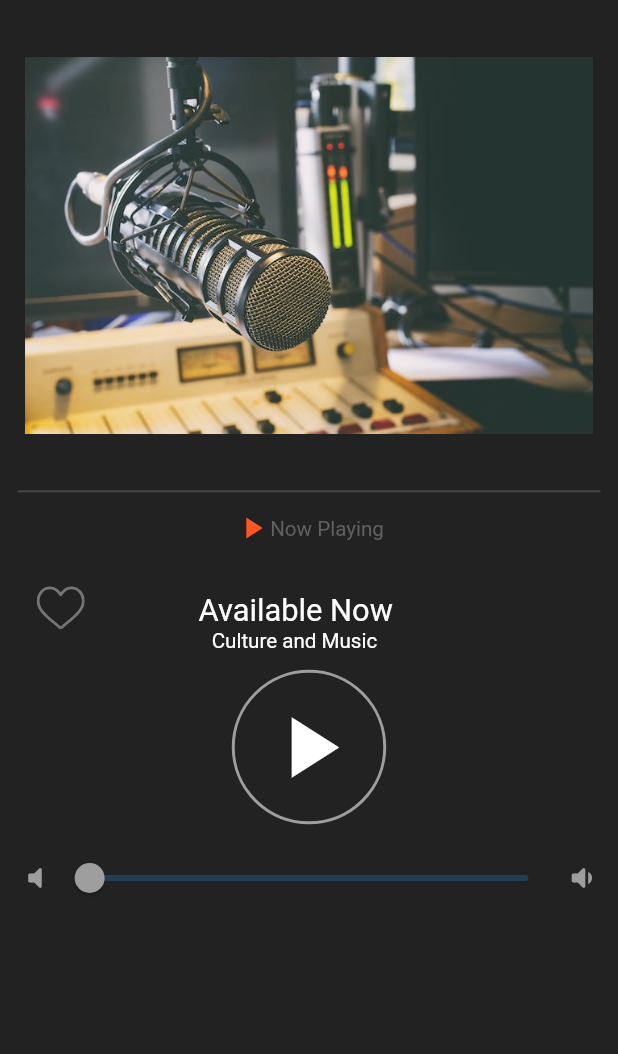
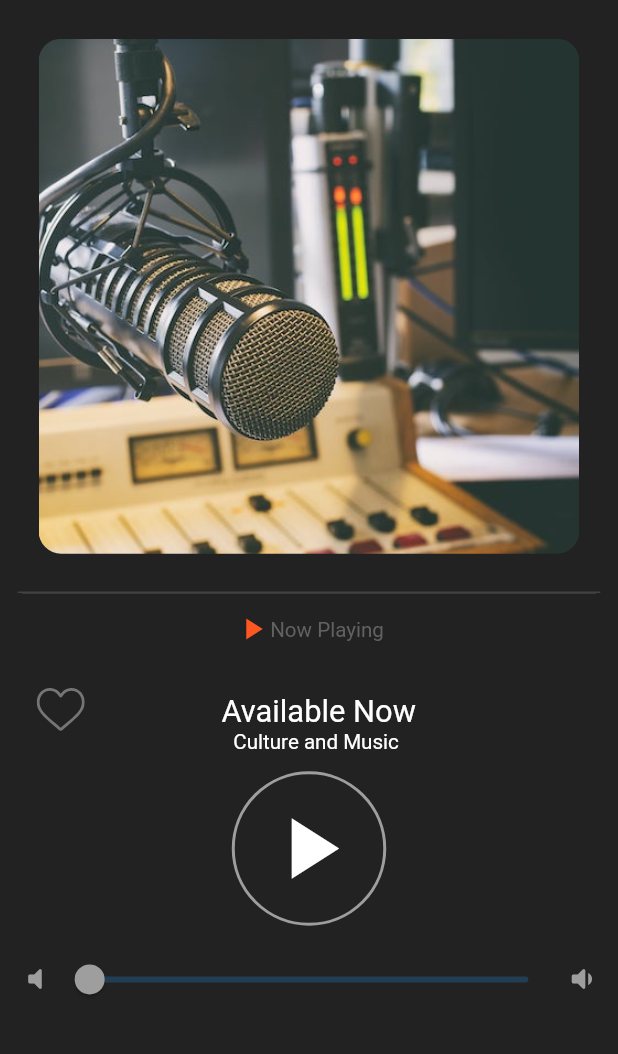
Before and after one commit to afz-amn/raaad_test, a Flutter app: the screen it shows after launch, on a phone screen of 412 x 824 dp, the part 84-1138 px from its top. Run offline on Flutter 3.47's test engine with Material 2 defaults, Android fonts, the phone set to English and light mode, and no system bars; our stand-ins replace flutter_svg, stacked.

Commit message:
first push

```diff
--- a/lib/pages/main_page.dart
+++ b/lib/pages/main_page.dart
@@ -95,10 +95,14 @@ class MainPageState extends State<MainPage>
       body: Column(
         children: [
           Container(
-            margin: EdgeInsets.all(standardSize(context)),
-            height: fullHeight(context) / 2.8,
+            margin: EdgeInsets.all(xlargeSize(context)),
+            height: fullHeight(context) / 2.4,
             width: fullWidth(context),
-            child: Image.asset(FirstPhoto),
+            decoration: BoxDecoration(
+            borderRadius: BorderRadius.circular(15),
+            image: DecorationImage(image: AssetImage(FirstPhoto),
+            fit: BoxFit.cover)
+            ),
           ),
           Container(
             margin: EdgeInsets.symmetric(horizontal: smallSize(context)),
@@ -109,7 +113,7 @@ class MainPageState extends State<MainPage>
             ),
           ),
           Container(
-            margin: EdgeInsets.symmetric(horizontal: smallSize(context)),
+            margin: EdgeInsets.symmetric(horizontal: mediumSize(context)),
             child: Divider(
               color: Colors.grey.shade800,
               thickness: 1,
@@ -155,13 +159,13 @@ class MainPageState extends State<MainPage>
                             color: Colors.white),
                       ),
                       Text(
-                        "           Available Now",
+                        "              Available Now",
                         style: TextStyle(
                             fontSize: fullWidth(context) / 20,
                             color: Colors.white),
                       ),
                       Text(
-                        "                Culture and Music",
+                        "                    Culture and Music",
                         style: TextStyle(
                             fontSize: fullWidth(context) / 30,
                             color: Colors.white),
```
